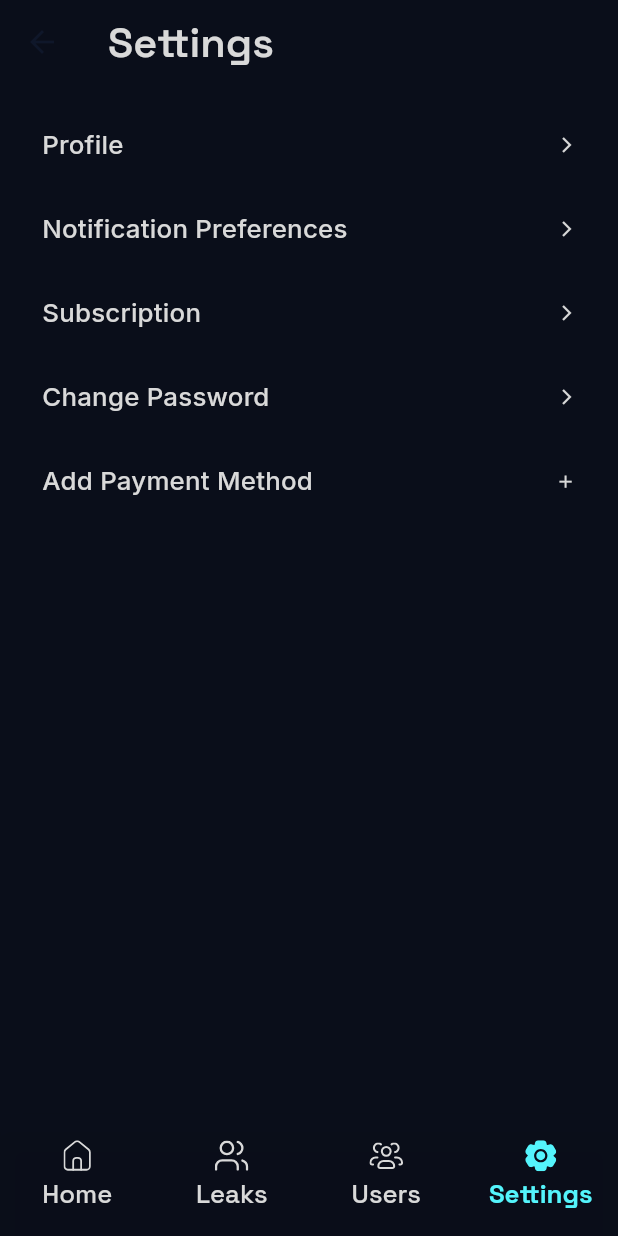
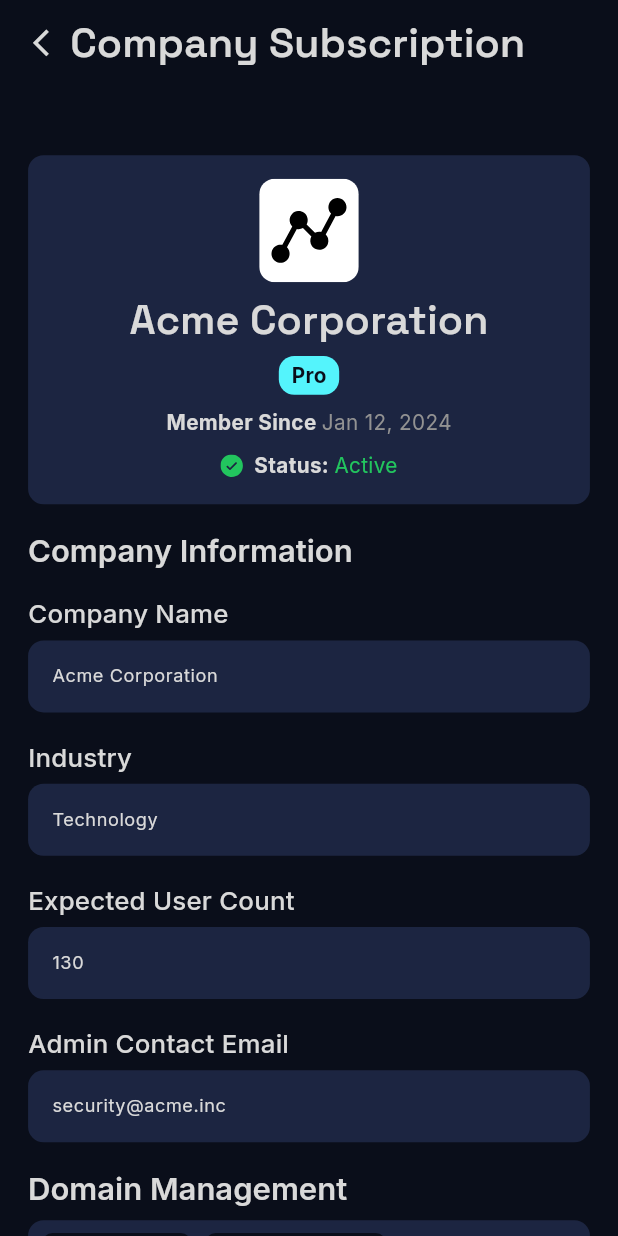
Before and after one commit to MoBakr99/NLeaks, a Flutter app: the MainPage screen opened by its route, item 4 of the bottom bar chosen, after a tap on "Subscription", on a phone screen of 412 x 824 dp. Run offline on Flutter 3.47's test engine with Material 3 defaults, Android fonts, the phone set to English and light mode, and no system bars; our stand-ins replace fl_chart, flutter_bloc, flutter_screenutil, flutter_svg, google_fonts.

Commit message:
Finished Subscription Page UI

```diff
--- a/lib/core/constants/app_routes.dart
+++ b/lib/core/constants/app_routes.dart
@@ -4,6 +4,7 @@ import 'package:n_leaks/features/auth/set_pass_page.dart';
 import 'package:n_leaks/features/auth/verify_code_page.dart';
 import 'package:n_leaks/features/home/main_page.dart';
 import 'package:n_leaks/features/settings/profile_page.dart';
+import 'package:n_leaks/features/settings/subscription_page.dart';
 import 'package:n_leaks/splash_screen.dart';
 import 'package:n_leaks/features/auth/login_page.dart';
 import 'package:n_leaks/features/auth/signup_page.dart';
@@ -16,7 +17,7 @@ const String forgotPassRoute = '/forgot-pass';
 const String verifyCodeRoute = '/verify-code';
 const String resetPassRoute = '/reset-pass';
 const String profileRoute = '/profile';
-const String settingsRoute = '/settings';
+const String subscriptionRoute = '/subscription';
 
 Map<String, Widget Function(BuildContext)> get appRoutes => {
   splashRoute: (context) => const SplashScreen(),
@@ -27,4 +28,5 @@ Map<String, Widget Function(BuildContext)> get appRoutes => {
   verifyCodeRoute: (context) => const VerifyCodePage(),
   resetPassRoute: (context) => const SetPassPage(),
   profileRoute: (context) => const ProfilePage(),
+  subscriptionRoute: (context) => const SubscriptionPage(),
 };
--- a/lib/features/home/components/subscription_card.dart
+++ b/lib/core/widgets/subscription_card.dart
@@ -5,16 +5,26 @@ import 'package:intl/intl.dart';
 import 'package:n_leaks/core/constants/app_colors.dart';
 
 class SubscriptionCard extends StatefulWidget {
-  const SubscriptionCard({super.key});
+  const SubscriptionCard({
+    super.key,
+    required this.corporationLogoPath,
+    required this.corporationName,
+    required this.subscriptionPlan,
+    required this.subscriptionDate,
+    required this.subscriptionStatus,
+  });
+
+  final String corporationLogoPath;
+  final String corporationName;
+  final String subscriptionPlan;
+  final DateTime subscriptionDate;
+  final String subscriptionStatus;
 
   @override
   State<SubscriptionCard> createState() => _SubscriptionCardState();
 }
 
 class _SubscriptionCardState extends State<SubscriptionCard> {
-  final DateTime _subscriptionDate = DateTime(2024, 1, 12);
-  final String _subscriptionStatus = 'Active';
-
   @override
   Widget build(BuildContext context) {
     return Container(
@@ -29,11 +39,11 @@ class _SubscriptionCardState extends State<SubscriptionCard> {
           spacing: 10.h,
           children: <Widget>[
             SvgPicture.asset(
-              'assets/images/svgs/corporation_logo.svg',
+              widget.corporationLogoPath,
               height: 80.h,
             ),
             Text(
-              'Acme Corporation',
+              widget.corporationName,
               style: Theme.of(context).textTheme.displayMedium,
             ),
             Container(
@@ -45,7 +55,7 @@ class _SubscriptionCardState extends State<SubscriptionCard> {
               ),
               child: Center(
                 child: Text(
-                  'Pro',
+                  widget.subscriptionPlan,
                   style: Theme.of(context).textTheme.bodyMedium!.copyWith(
                     color: Theme.of(context).colorScheme.surface,
                     fontWeight: FontWeight.w700,
@@ -61,7 +71,7 @@ class _SubscriptionCardState extends State<SubscriptionCard> {
                 ).textTheme.bodyMedium!.copyWith(fontWeight: FontWeight.w700),
                 children: [
                   TextSpan(
-                    text: DateFormat('MMM dd, yyyy').format(_subscriptionDate),
+                    text: DateFormat('MMM dd, yyyy').format(widget.subscriptionDate),
                     style: Theme.of(context).textTheme.bodyMedium!.copyWith(
                       color: Theme.of(context).colorScheme.tertiaryFixed,
                     ),
@@ -82,7 +92,7 @@ class _SubscriptionCardState extends State<SubscriptionCard> {
                     ),
                     children: [
                       TextSpan(
-                        text: _subscriptionStatus,
+                        text: widget.subscriptionStatus,
                         style: Theme.of(
                           context,
                         ).textTheme.bodyMedium!.copyWith(color: successColor),
--- a/lib/features/home/home_page.dart
+++ b/lib/features/home/home_page.dart
@@ -2,7 +2,7 @@ import 'package:flutter/material.dart';
 import 'package:flutter_screenutil/flutter_screenutil.dart';
 import 'package:flutter_svg/svg.dart';
 import 'package:n_leaks/features/home/components/leaks_graph.dart';
-import 'package:n_leaks/features/home/components/subscription_card.dart';
+import 'package:n_leaks/core/widgets/subscription_card.dart';
 import 'package:n_leaks/features/home/widgets/overview_card.dart';
 
 class HomeAppBar extends StatelessWidget {
@@ -87,7 +87,13 @@ class _HomePageState extends State<HomePage> {
         child: Column(
           spacing: 10.h,
           children: <Widget>[
-            const SubscriptionCard(),
+            SubscriptionCard(
+              corporationLogoPath: 'assets/images/svgs/corporation_logo.svg',
+              corporationName: 'Acme Corporation',
+              subscriptionPlan: 'Pro',
+              subscriptionDate: DateTime(2024, 1, 12),
+              subscriptionStatus: 'Active',
+            ),
             Row(
               mainAxisAlignment: MainAxisAlignment.spaceBetween,
               children: <Widget>[
--- a/lib/features/home/settings_page.dart
+++ b/lib/features/home/settings_page.dart
@@ -59,7 +59,9 @@ class SettingsPage extends StatelessWidget {
               color: Theme.of(context).colorScheme.tertiary,
             ),
             contentPadding: EdgeInsets.symmetric(horizontal: 30.w),
-            onTap: () {},
+            onTap: () {
+              Navigator.pushNamed(context, '/subscription');
+            },
           ),
           ListTile(
             title: Text(
--- /dev/null
+++ b/lib/features/settings/components/domains_input_field.dart
@@ -0,0 +1,104 @@
+import 'package:flutter/material.dart';
+import 'package:flutter_screenutil/flutter_screenutil.dart';
+
+class DomainsInputField extends StatefulWidget {
+  const DomainsInputField({super.key, required this.domains, this.controller});
+
+  final List<String> domains;
+  final TextEditingController? controller;
+
+  @override
+  State<DomainsInputField> createState() => _DomainsInputFieldState();
+}
+
+class _DomainsInputFieldState extends State<DomainsInputField> {
+  @override
+  Widget build(BuildContext context) {
+    return Column(
+      crossAxisAlignment: CrossAxisAlignment.start,
+      children: <Widget>[
+        Text(
+          'Domain Management',
+          style: Theme.of(context).textTheme.titleLarge,
+        ),
+        SizedBox(height: 10.h),
+        Container(
+          width: double.infinity,
+          padding: EdgeInsets.symmetric(horizontal: 10.w, vertical: 10.h),
+          decoration: BoxDecoration(
+            color: Theme.of(context).colorScheme.secondary,
+            borderRadius: BorderRadius.circular(12.r),
+          ),
+          child: Wrap(
+            spacing: 10.w,
+            runSpacing: 10.h,
+            crossAxisAlignment: WrapCrossAlignment.center,
+            children: <Widget>[
+              ...widget.domains.map(
+                (domain) => Container(
+                  padding: EdgeInsets.symmetric(
+                    horizontal: 15.w,
+                    vertical: 13.h,
+                  ),
+                  decoration: BoxDecoration(
+                    color: Theme.of(context).colorScheme.surface,
+                    borderRadius: BorderRadius.circular(8.r),
+                  ),
+                  child: Row(
+                    mainAxisSize: MainAxisSize.min,
+                    children: <Widget>[
+                      Text(
+                        domain,
+                        style: Theme.of(context).textTheme.labelMedium,
+                      ),
+                      SizedBox(width: 10.w),
+                      InkWell(
+                        onTap: () =>
+                            setState(() => widget.domains.remove(domain)),
+                        child: Icon(
+                          Icons.close,
+                          size: 15.sp,
+                          color: Theme.of(context).colorScheme.tertiary,
+                        ),
+                      ),
+                    ],
+                  ),
+                ),
+              ),
+              SizedBox(
+                width: double.infinity,
+                child: TextField(
+                  controller: widget.controller,
+                  cursorColor: Theme.of(context).colorScheme.primary,
+                  onSubmitted: (value) {
+                    final String normalized = value.trim().toLowerCase();
+                    if (normalized.isEmpty ||
+                        widget.domains.contains(normalized)) {
+                      widget.controller?.clear();
+                      return;
+                    }
+                    setState(() {
+                      widget.domains.add(normalized);
+                      widget.controller?.clear();
+                    });
+                  },
+                  style: Theme.of(context).textTheme.bodySmall,
+                  decoration: InputDecoration(
+                    hintText: 'Add a domain...',
+                    hintStyle: Theme.of(context).textTheme.bodySmall!.copyWith(
+                      color: Theme.of(
+                        context,
+                      ).colorScheme.tertiary.withValues(alpha: 0.8),
+                    ),
+                    isDense: true,
+                    border: InputBorder.none,
+                  ),
+                ),
+              ),
+            ],
+          ),
+        ),
+      ],
+    );
+  }
+}
--- /dev/null
+++ b/lib/features/settings/subscription_page.dart
@@ -0,0 +1,157 @@
+import 'package:flutter/material.dart';
+import 'package:flutter_screenutil/flutter_screenutil.dart';
+import 'package:flutter_svg/svg.dart';
+import 'package:n_leaks/core/widgets/named_text_field.dart';
+import 'package:n_leaks/core/widgets/subscription_card.dart';
+import 'package:n_leaks/features/settings/components/domains_input_field.dart';
+import 'package:n_leaks/features/settings/widgets/app_material_button.dart';
+
+class SubscriptionPage extends StatefulWidget {
+  const SubscriptionPage({super.key});
+
+  @override
+  State<SubscriptionPage> createState() => _SubscriptionPageState();
+}
+
+class _SubscriptionPageState extends State<SubscriptionPage> {
+  final Map<String, Object> _subscriptionInfo = {
+    'corporationLogoPath': 'assets/images/svgs/corporation_logo.svg',
+    'corporationName': 'Acme Corporation',
+    'corporationIndustry': 'Technology',
+    'corporationUserCount': '130',
+    'corporationAdminEmail': 'security@acme.inc',
+    'corporationDomains': <String>['acme.inc', 'acme-labs.io'],
+    'subscriptionDate': DateTime(2024, 1, 12),
+    'subscriptionPlan': 'Pro',
+    'subscriptionStatus': 'Active',
+  };
+
+  final List<TextEditingController> _fieldsControllers = [
+    TextEditingController(),
+    TextEditingController(),
+    TextEditingController(),
+    TextEditingController(),
+    TextEditingController(),
+  ];
+
+  @override
+  void dispose() {
+    _fieldsControllers.map((controller) => controller.dispose());
+    super.dispose();
+  }
+
+  @override
+  Widget build(BuildContext context) {
+    return Scaffold(
+      extendBodyBehindAppBar: true,
+      appBar: AppBar(
+        backgroundColor: Theme.of(
+          context,
+        ).colorScheme.surface.withValues(alpha: 0.8),
+        surfaceTintColor: Theme.of(
+          context,
+        ).colorScheme.surface.withValues(alpha: 0.8),
+        title: Text(
+          'Company Subscription',
+          style: Theme.of(context).textTheme.displayMedium,
+        ),
+        titleSpacing: 0,
+        leading: IconButton(
+          icon: Icon(
+            Icons.arrow_back_ios,
+            color: Theme.of(context).colorScheme.tertiary,
+            size: 25.sp,
+          ),
+          onPressed: () => Navigator.pop(context),
+          padding: EdgeInsets.only(left: 20.w),
+        ),
+        leadingWidth: 50.w,
+      ),
+      body: SingleChildScrollView(
+        child: Padding(
+          padding: EdgeInsets.only(
+            left: 20.w,
+            right: 20.w,
+            top: 120.h,
+            bottom: 30.h,
+          ),
+          child: Column(
+            spacing: 20.h,
+            crossAxisAlignment: CrossAxisAlignment.start,
+            children: <Widget>[
+              SubscriptionCard(
+                corporationLogoPath:
+                    _subscriptionInfo['corporationLogoPath'] as String,
+                corporationName: _subscriptionInfo['corporationName'] as String,
+                subscriptionPlan:
+                    _subscriptionInfo['subscriptionPlan'] as String,
+                subscriptionDate:
+                    _subscriptionInfo['subscriptionDate'] as DateTime,
+                subscriptionStatus:
+                    _subscriptionInfo['subscriptionStatus'] as String,
+              ),
+              Text(
+                'Company Information',
+                style: Theme.of(context).textTheme.titleLarge,
+              ),
+              NamedTextField(
+                name: 'Company Name',
+                controller: _fieldsControllers[0]
+                  ..text = _subscriptionInfo['corporationName'] as String,
+              ),
+              NamedTextField(
+                name: 'Industry',
+                controller: _fieldsControllers[1]
+                  ..text = _subscriptionInfo['corporationIndustry'] as String,
+              ),
+              NamedTextField(
+                name: 'Expected User Count',
+                controller: _fieldsControllers[2]
+                  ..text = _subscriptionInfo['corporationUserCount'] as String,
+                keyboardType: TextInputType.number,
+              ),
+              NamedTextField(
+                name: 'Admin Contact Email',
+                controller: _fieldsControllers[3]
+                  ..text = _subscriptionInfo['corporationAdminEmail'] as String,
+              ),
+              DomainsInputField(
+                domains:
+                    _subscriptionInfo['corporationDomains'] as List<String>,
+                controller: _fieldsControllers[4],
+              ),
+              Row(
+                spacing: 10.w,
+                mainAxisAlignment: MainAxisAlignment.start,
+                children: <Widget>[
+                  AppMaterialButton(
+                    child: Text(
+                      'Save as Draft',
+                      style: Theme.of(context).textTheme.labelMedium,
+                    ),
+                  ),
+                  AppMaterialButton(
+                    child: Row(
+                      spacing: 10.w,
+                      mainAxisSize: MainAxisSize.min,
+                      children: <Widget>[
+                        SvgPicture.asset(
+                          'assets/images/svgs/send_icon.svg',
+                          width: 15,
+                        ),
+                        Text(
+                          'Send Update Request',
+                          style: Theme.of(context).textTheme.labelMedium,
+                        ),
+                      ],
+                    ),
+                  ),
+                ],
+              ),
+            ],
+          ),
+        ),
+      ),
+    );
+  }
+}
```
Also changed, not shown: assets/images/svgs/send_icon.svg (added).
